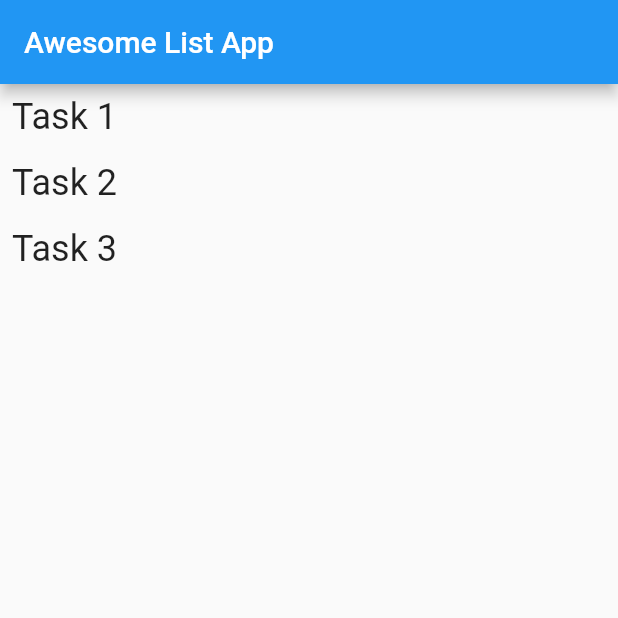
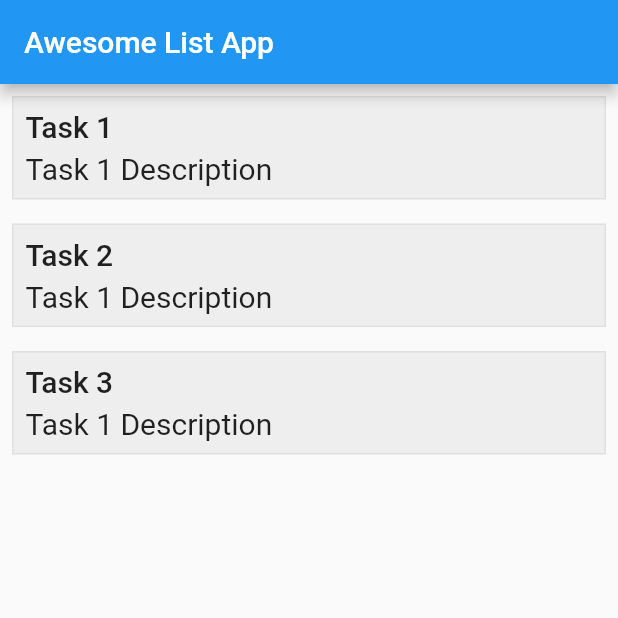
Before and after one commit to azrinsaedi/flutter_note, a Flutter app: the screen it shows after launch, on a phone screen of 412 x 824 dp, the top half of it. Run offline on Flutter 3.47's test engine with Material 2 defaults, Android fonts, the phone set to English and light mode, and no system bars.

Commit message:
-Update Task Container -Add Description property to Task model

```diff
--- /dev/null
+++ b/lib/model/task.model.dart
@@ -0,0 +1,12 @@
+class Task{
+  String title;
+  String description;
+
+  Task({required this.title, required this.description});
+}
+
+List<Task> taskList = [
+  Task(title: 'Task 1', description: 'Task 1 Description'),
+  Task(title: 'Task 2', description: 'Task 1 Description'),
+  Task(title: 'Task 3', description: 'Task 1 Description'),
+];
--- a/lib/screen/home.screen.dart
+++ b/lib/screen/home.screen.dart
@@ -1,4 +1,5 @@
 import 'package:flutter/material.dart';
+import 'package:flutter_note/model/task.model.dart';
 
 class HomeScreen extends StatelessWidget{
   @override
@@ -8,31 +9,48 @@ class HomeScreen extends StatelessWidget{
         title: Text('Awesome List App'),
       ),
       body: Column(
+        crossAxisAlignment: CrossAxisAlignment.stretch,
         children:
-          List.generate(taskList.length, (index) => CustomText(text: taskList[index])),
+          List.generate(taskList.length, (index) => TaskContainer(task: taskList[index])),
       ),
     );
 
   }
 }
 
-class CustomText extends StatelessWidget {
-  final String text;
+class TaskContainer extends StatelessWidget {
+  final Task task;
 
-  CustomText({required this.text});
+  TaskContainer({required this.task});
 
   @override
   Widget build(BuildContext context) {
     return Padding(
       padding: const EdgeInsets.all(8.0),
-      child: Text(
-        text,
-        style: TextStyle(fontSize: 24),
+      child: Container(
+        decoration: BoxDecoration(
+          color: Colors.grey.shade200,
+          border: Border.all(color: Colors.grey.shade300),
+        ),
+        padding: const EdgeInsets.all(8.0),
+        child: Column(
+          crossAxisAlignment: CrossAxisAlignment.start,
+          children: [
+            Text(
+              task.title,
+              style: TextStyle(fontSize: 20, fontWeight: FontWeight.w500
+              ),
+            ),
+            SizedBox(
+              height: 5,
+            ),
+            Text(
+              task.description,
+              style: TextStyle(fontSize: 20),
+            ),
+          ],
+        ),
       ),
     );
   }
 }
-
-List<String> taskList = [
-  'Task 1', 'Task 2', 'Task 3'
-];
```
